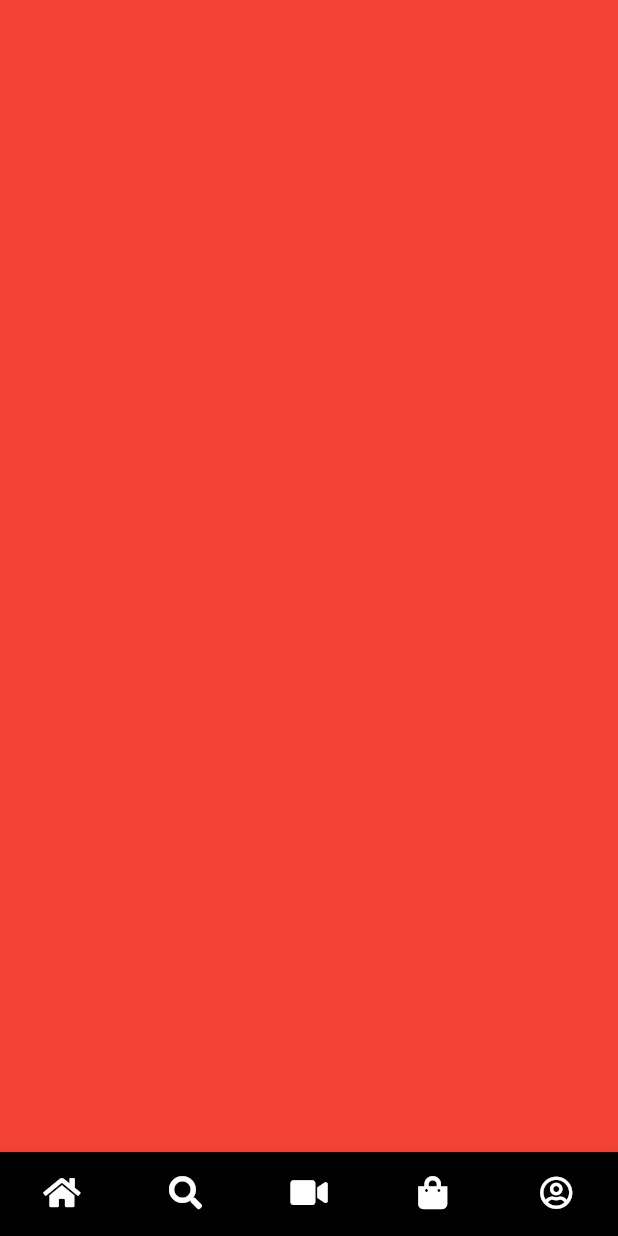
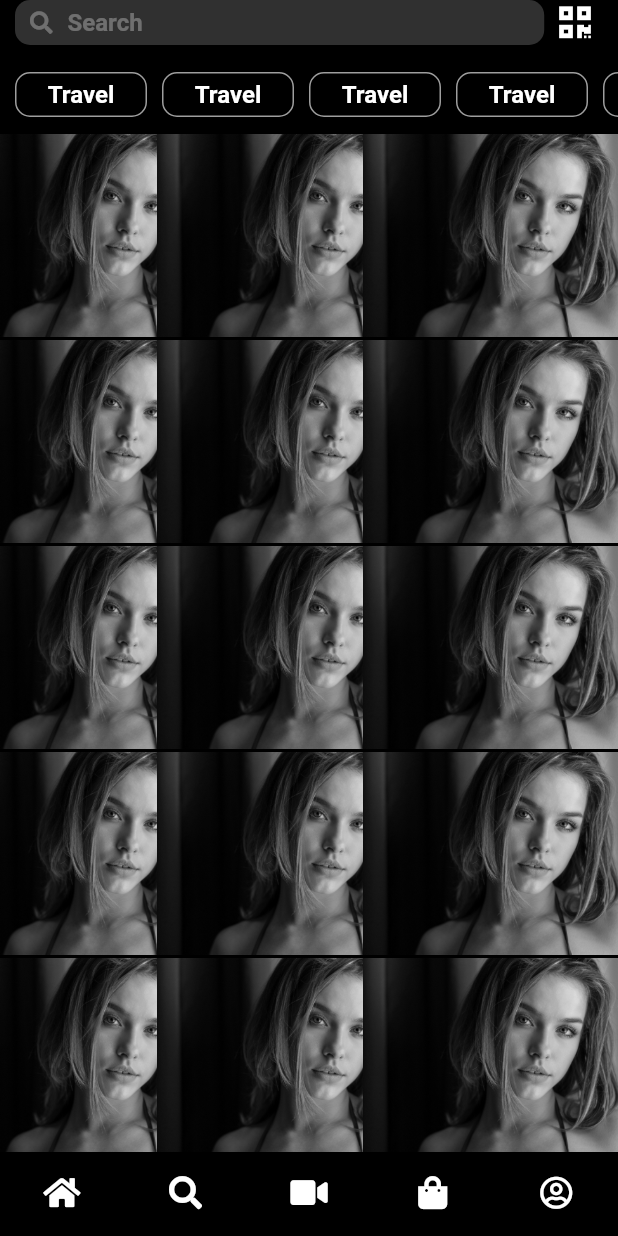
Before and after one commit to valden6/instagram, a Flutter app: the screen it shows after launch, item 2 of the bottom bar chosen, on a phone screen of 412 x 824 dp. Run offline on Flutter 3.47's test engine with Material 2 defaults, Android fonts, the phone set to English and light mode, and no system bars; our stand-ins replace font_awesome_flutter; Roboto replaces fonts that are missing (SF).

Commit message:
[1.3.O] - Adding search page + account page minor bugfix + lock orientation in portrait mode

```diff
--- a/lib/app.dart
+++ b/lib/app.dart
@@ -18,6 +18,7 @@ class _AppState extends State<App> {
   @override
   Widget build(BuildContext context) {
     return Scaffold(
+      backgroundColor: Colors.black,
       body: [
         HomeScreen(),
         SearchScreen(),
--- a/lib/main.dart
+++ b/lib/main.dart
@@ -1,4 +1,5 @@
 import 'package:flutter/material.dart';
+import 'package:flutter/services.dart';
 import 'package:instagram/app.dart';
 
 void main() {
@@ -11,6 +12,16 @@ class InstagramApp extends StatefulWidget {
 }
 
 class _InstagramAppState extends State<InstagramApp> {
+
+  @override
+  void initState(){
+    super.initState();
+    SystemChrome.setPreferredOrientations([
+        DeviceOrientation.portraitDown,
+        DeviceOrientation.portraitUp
+    ]);
+  }
+
   @override
   Widget build(BuildContext context) {
     return MaterialApp(
--- a/lib/screens/searchScreen.dart
+++ b/lib/screens/searchScreen.dart
@@ -1,10 +1,38 @@
 import 'package:flutter/material.dart';
+import 'package:instagram/widgets/searchBar.dart';
+import 'package:instagram/widgets/searchCategory.dart';
+import 'package:instagram/widgets/searchContent.dart';
 
 class SearchScreen extends StatelessWidget {
   @override
   Widget build(BuildContext context) {
-    return Scaffold(
-      backgroundColor: Colors.red,
+    return SafeArea(
+      child: Scaffold(
+        // Persistent AppBar that never scrolls
+        backgroundColor: Colors.black,
+        body: DefaultTabController(
+          length: 4,
+          child: NestedScrollView(
+            headerSliverBuilder: (context, _) {
+              return [
+                SliverList(
+                    delegate: SliverChildListDelegate([
+                  SearchBar(),
+                  Padding(padding: EdgeInsets.only(top: 8)),
+                ]))
+              ];
+            },
+            body: Container(
+              child: Column(
+                children: [
+                  SearchCategory(),
+                  SearchContent()
+                ]
+              ),
+            )
+          )
+        )
+      ),
     );
   }
 }
--- /dev/null
+++ b/lib/widgets/searchBar.dart
@@ -0,0 +1,47 @@
+import 'package:flutter/material.dart';
+import 'package:font_awesome_flutter/font_awesome_flutter.dart';
+
+class SearchBar extends StatelessWidget {
+  @override
+  Widget build(BuildContext context) {
+    return Container(
+      width: MediaQuery.of(context).size.width,
+      height: 30,
+      child: Row(
+        children: [
+          Padding(padding: EdgeInsets.only(left:10)),
+          Expanded(
+            flex: 9,
+            child: Container(
+              decoration: BoxDecoration(
+                borderRadius: BorderRadius.circular(10),
+                color: Colors.grey.withOpacity(0.3)
+              ),
+              child: TextField(
+                textAlignVertical: TextAlignVertical.center,
+                style: TextStyle(color: Colors.white),
+                cursorColor: Colors.white.withOpacity(0.3),
+                decoration: InputDecoration(
+                  contentPadding: EdgeInsets.all(10.0),
+                  prefixIconConstraints: BoxConstraints(minWidth: 30),
+                  border: InputBorder.none,
+                  prefixIcon: Padding(
+                    padding: const EdgeInsets.only(left:10, right: 10),
+                    child: FaIcon(FontAwesomeIcons.search, color: Colors.white.withOpacity(0.3), size: 15),
+                  ),
+                  hintText: "Search",
+                  hintStyle: TextStyle(color: Colors.white.withOpacity(0.3),fontWeight: FontWeight.bold),
+                )
+              )
+            )
+          ),
+          Padding(padding: EdgeInsets.only(left:10)),
+          Expanded(
+            flex: 1,
+            child: FaIcon(FontAwesomeIcons.qrcode, color: Colors.white)
+          )
+        ]
+      )
+    );
+  }
+}
--- /dev/null
+++ b/lib/widgets/searchCategory.dart
@@ -0,0 +1,34 @@
+import 'package:flutter/material.dart';
+
+class SearchCategory extends StatefulWidget {
+  @override
+  _SearchCategoryState createState() => _SearchCategoryState();
+}
+
+class _SearchCategoryState extends State<SearchCategory> {
+  @override
+  Widget build(BuildContext context) {
+    return Container(
+      height: 50,
+      child: ListView.builder(
+        itemCount: 5,
+        physics: BouncingScrollPhysics(),
+        scrollDirection: Axis.horizontal,
+        itemBuilder: (BuildContext context, int index) {
+          return Container(
+            padding: EdgeInsets.only(top: 10, left: 10, bottom: 10),
+            child: FlatButton(
+              onPressed: () {},
+              color: Colors.black,
+              shape: RoundedRectangleBorder(
+                borderRadius: BorderRadius.circular(10),
+                side: BorderSide(color: Colors.grey)
+              ),
+              child: Text("Travel", style: TextStyle(color: Colors.white,fontSize: 16, fontWeight: FontWeight.bold))
+            )
+          );
+        }
+      )
+    );
+  }
+}
--- /dev/null
+++ b/lib/widgets/searchContent.dart
@@ -0,0 +1,32 @@
+import 'package:flutter/material.dart';
+
+class SearchContent extends StatefulWidget {
+  @override
+  _SearchContentState createState() => _SearchContentState();
+}
+
+class _SearchContentState extends State<SearchContent> {
+  @override
+  Widget build(BuildContext context) {
+    return Expanded(
+      child: Container(
+        child: GridView.builder(
+          gridDelegate: SliverGridDelegateWithFixedCrossAxisCount(crossAxisCount: 3),
+          physics: NeverScrollableScrollPhysics(),
+          itemCount: 16,
+          shrinkWrap: true,
+          itemBuilder: (BuildContext context, int index) {
+            return Card(
+              margin: EdgeInsets.all(1),
+              color: Colors.transparent,
+              child: FittedBox(
+                  fit: BoxFit.cover,
+                  child: Image.asset("assets/search-content.jpg")
+              )
+            );
+          }
+        )
+      ),
+    );
+  }
+}
--- a/lib/widgets/user-account/userAccountActions.dart
+++ b/lib/widgets/user-account/userAccountActions.dart
@@ -13,7 +13,7 @@ class UserAccountActions extends StatelessWidget {
               color: Colors.black,
               shape: RoundedRectangleBorder(
                 borderRadius: BorderRadius.circular(5),
-                side: BorderSide(color: Colors.white)
+                side: BorderSide(color: Colors.grey)
               ),
               child: Text("Edit Profile", style: TextStyle(color: Colors.white,fontSize: 16, fontWeight: FontWeight.bold))
             )
@@ -25,7 +25,7 @@ class UserAccountActions extends StatelessWidget {
               color: Colors.black,
               shape: RoundedRectangleBorder(
                 borderRadius: BorderRadius.circular(5),
-                side: BorderSide(color: Colors.white)
+                side: BorderSide(color: Colors.grey)
               ),
               child: Text("Promotions", style: TextStyle(color: Colors.white,fontSize: 16, fontWeight: FontWeight.bold))
             )
@@ -37,7 +37,7 @@ class UserAccountActions extends StatelessWidget {
               color: Colors.black,
               shape: RoundedRectangleBorder(
                 borderRadius: BorderRadius.circular(5),
-                side: BorderSide(color: Colors.white)
+                side: BorderSide(color: Colors.grey)
               ),
               child: Text("Insights", style: TextStyle(color: Colors.white,fontSize: 16, fontWeight: FontWeight.bold))
             )
--- a/lib/widgets/user-account/userAccountStory.dart
+++ b/lib/widgets/user-account/userAccountStory.dart
@@ -6,17 +6,17 @@ class UserAccountStory extends StatelessWidget {
   Widget build(BuildContext context) {
     return Container(
       width: MediaQuery.of(context).size.width,
-      height: 100,
+      height: 90,
       child: Row(
         children: [
           Expanded(
             child: ListView.builder(
-              itemCount: 4,
+              itemCount: 5,
               physics: BouncingScrollPhysics(),
               scrollDirection: Axis.horizontal,
               itemBuilder: (BuildContext context, int index) {
 
-                if (index == 3){
+                if (index == 4){
                   return Container(
                     child: Column(
                       children: [
@@ -24,10 +24,10 @@ class UserAccountStory extends StatelessWidget {
                           child: FlatButton(
                             onPressed: () {},
                             shape: CircleBorder(
-                              side: BorderSide(color: Colors.white, width: 0.5)
+                              side: BorderSide(color: Colors.grey, width: 0.5)
                             ),
                             child: CircleAvatar(
-                              radius: 35,
+                              radius: 30,
                               backgroundColor: Colors.transparent,
                               child: FaIcon(FontAwesomeIcons.plus, color: Colors.white)
                             ),
@@ -47,10 +47,10 @@ class UserAccountStory extends StatelessWidget {
                         child: FlatButton(
                           onPressed: () {},
                           shape: CircleBorder(
-                            side: BorderSide(color: Colors.white)
+                            side: BorderSide(color: Colors.grey)
                           ),
                           child: CircleAvatar(
-                            radius: 35,
+                            radius: 30,
                             backgroundImage: AssetImage("assets/pin-story.jpg")
                           ),
                         )
--- a/pubspec.yaml
+++ b/pubspec.yaml
@@ -54,6 +54,7 @@ flutter:
     - assets/logo.png
     - assets/logo-white.png
     - assets/post-content.jpg
+    - assets/search-content.jpg
     - assets/igtv-post.jpg
     - assets/reel-post.jpg
     - assets/identified-post.jpg
```
Also changed, not shown: assets/search-content.jpg (added), 1 other file.
